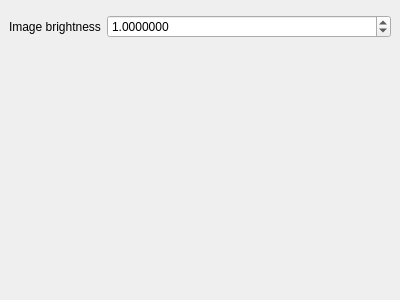
Above: src/gui/CosyGui/filmsettingswindow.ui from phresnel/picogen before the change. Below: the same form after it.
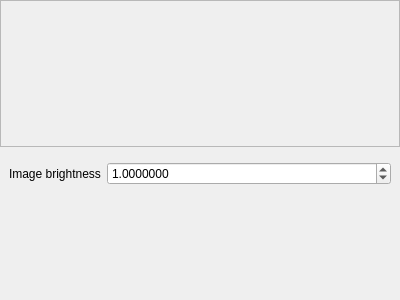
That is the form after the change. Icons and pictures are not drawn. Custom widgets are drawn as their Qt base class.

Diff of the .ui file:
```diff
--- a/src/gui/CosyGui/filmsettingswindow.ui
+++ b/src/gui/CosyGui/filmsettingswindow.ui
@@ -13,7 +13,7 @@
   <property name="windowTitle">
    <string>Form</string>
   </property>
-  <layout class="QVBoxLayout" name="verticalLayout" stretch="0,1">
+  <layout class="QVBoxLayout" name="verticalLayout" stretch="0,0">
    <property name="margin">
     <number>0</number>
    </property>
```
Left out of the diff: 14 changed lines with no effect on the pictures.
